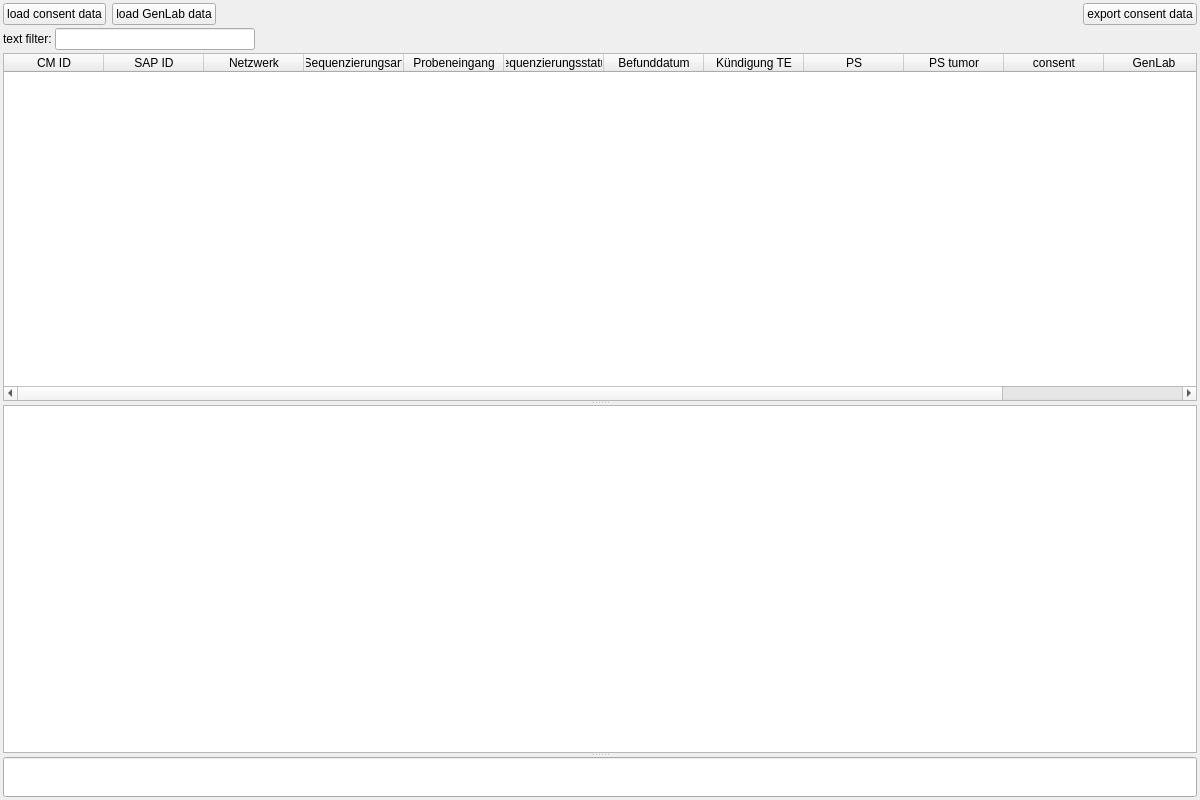
Before: the Qt Designer form src/MVHub/MVHub.ui in imgag/ngs-bits, drawn with Qt 5.
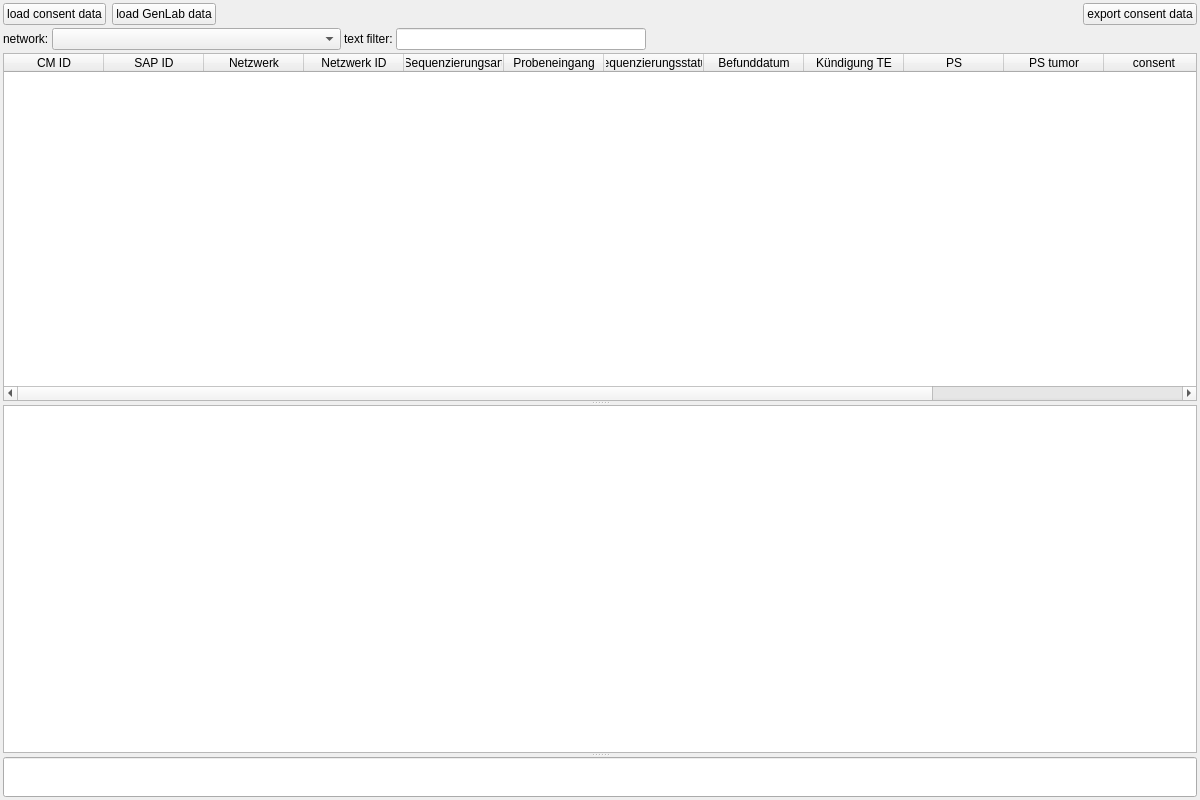
After: the same form once the commit is applied. Icons and pictures are not drawn.

Commit message: MVHub: added SE data loading; added filtering by network

```diff
--- a/src/MVHub/MVHub.ui
+++ b/src/MVHub/MVHub.ui
@@ -89,6 +89,38 @@
       <property name="spacing">
        <number>3</number>
       </property>
+      <item>
+       <widget class="QLabel" name="label_2">
+        <property name="text">
+         <string>network:</string>
+        </property>
+       </widget>
+      </item>
+      <item>
+       <widget class="QComboBox" name="f_network">
+        <property name="minimumSize">
+         <size>
+          <width>250</width>
+          <height>0</height>
+         </size>
+        </property>
+        <item>
+         <property name="text">
+          <string/>
+         </property>
+        </item>
+        <item>
+         <property name="text">
+          <string>Netzwerk Seltene Erkrankungen</string>
+         </property>
+        </item>
+        <item>
+         <property name="text">
+          <string>Deutsches Netzwerk für Personalisierte Medizin</string>
+         </property>
+        </item>
+       </widget>
+      </item>
       <item>
        <widget class="QLabel" name="label">
         <property name="text">
@@ -106,7 +138,7 @@
         </property>
         <property name="maximumSize">
          <size>
-          <width>200</width>
+          <width>250</width>
           <height>16777215</height>
          </size>
         </property>
@@ -173,6 +205,11 @@
          <string>Netzwerk</string>
         </property>
        </column>
+       <column>
+        <property name="text">
+         <string>Netzwerk ID</string>
+        </property>
+       </column>
        <column>
         <property name="text">
          <string>Sequenzierungsart</string>
```
The commit also changes 2 other files.
